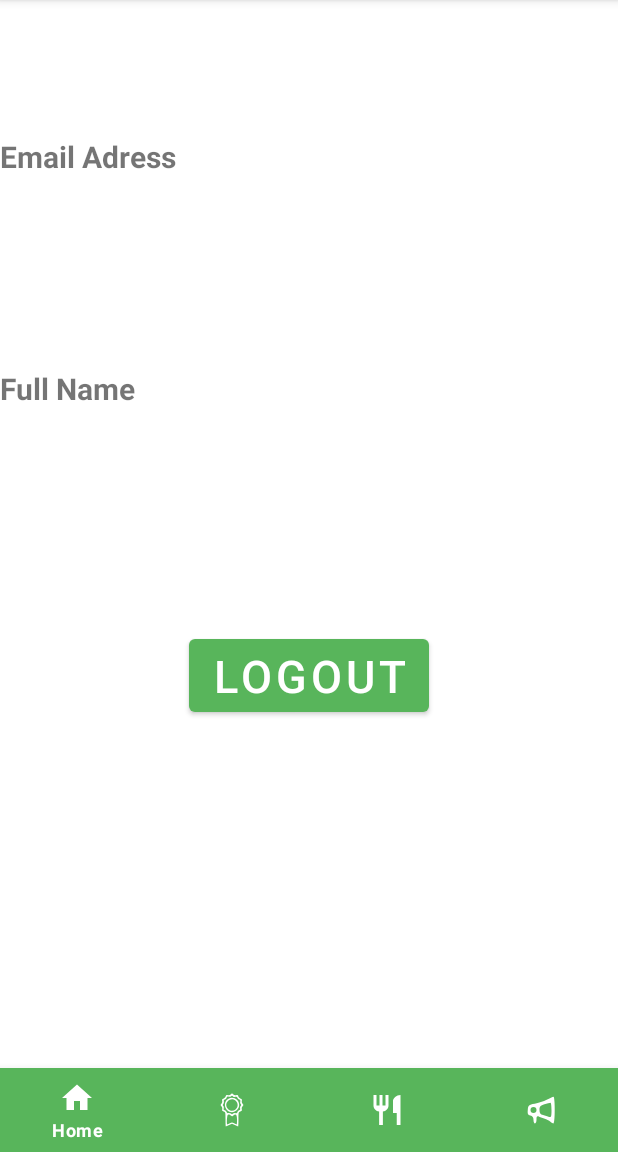
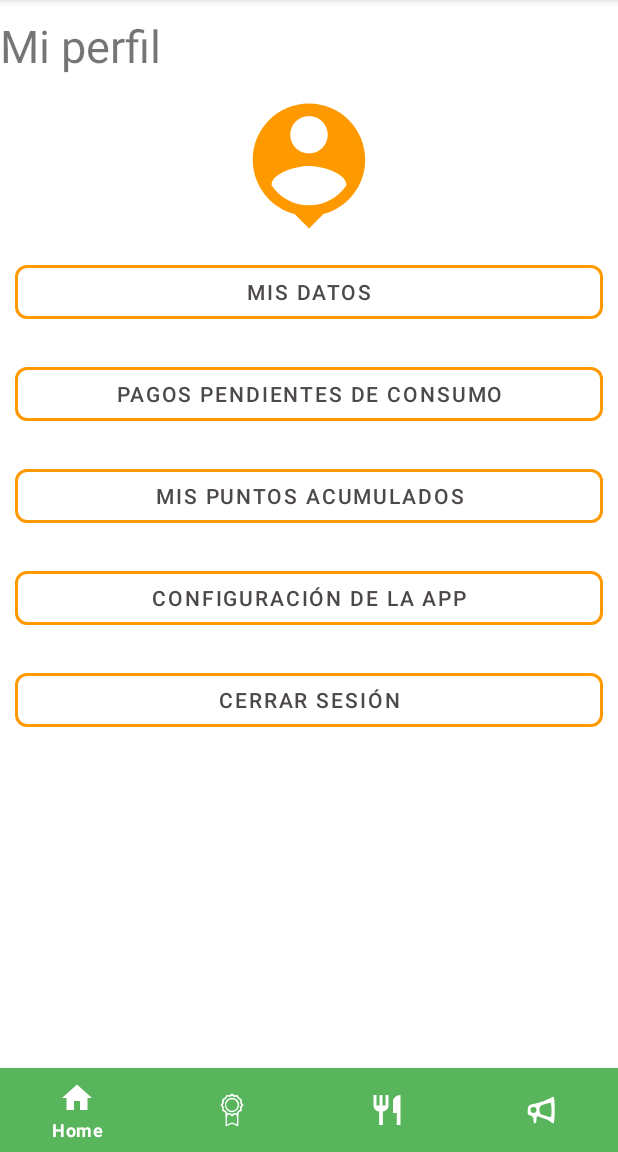
Before and after one commit to MarianaCarlo/RestaurantAppPG, an Android app: the ProfileActivity screen opened directly, with no data from a screen before it, on a phone screen of 412 x 824 dp, the part 84-1236 px from its top. Run offline under Robolectric (Android 15) with nearby library versions, the phone set to English and light mode, and no system bars; our stand-ins replace Firebase (no records; nobody signed in at launch, a user with empty details on screens opened directly).

Commit message:
profile buttons and profile my data layout

```diff
--- a/app/src/main/AndroidManifest.xml
+++ b/app/src/main/AndroidManifest.xml
@@ -2,7 +2,7 @@
 <manifest xmlns:android="http://schemas.android.com/apk/res/android"
     package="com.example.restaurantapp">
 
-    <uses-permission android:name="android.permission.INTERNET"/>
+    <uses-permission android:name="android.permission.INTERNET" />
 
     <application
         android:allowBackup="true"
@@ -11,6 +11,9 @@
         android:roundIcon="@mipmap/ic_launcher_round"
         android:supportsRtl="true"
         android:theme="@style/Theme.RestaurantApp">
+        <activity
+            android:name=".ProfileDataActivity"
+            android:exported="false" />
         <activity
             android:name=".ProfileActivity"
             android:exported="false" />
--- a/app/src/main/java/com/example/restaurantapp/ProfileActivity.java
+++ b/app/src/main/java/com/example/restaurantapp/ProfileActivity.java
@@ -21,57 +21,22 @@ import com.google.firebase.database.ValueEventListener;
 
 public class ProfileActivity extends AppCompatActivity {
 
-    private FirebaseUser user;
-    private DatabaseReference reference;
-
-    private String userID;
-
-    private Button buttonLogout;
+    private Button buttonProfileData;
 
     @Override
     protected void onCreate(Bundle savedInstanceState) {
         super.onCreate(savedInstanceState);
         setContentView(R.layout.activity_profile);
 
-        buttonLogout = findViewById(R.id.sendLogout);
+        buttonProfileData = findViewById(R.id.btnProfileData);
 
-        buttonLogout.setOnClickListener(new View.OnClickListener() {
+        buttonProfileData.setOnClickListener(new View.OnClickListener() {
             @Override
             public void onClick(View v) {
-                FirebaseAuth.getInstance().signOut();
-                Intent intent = new Intent(ProfileActivity.this, MainActivity.class);
+                Intent intent = new Intent(ProfileActivity.this, ProfileDataActivity.class);
                 startActivity(intent);
             }
         });
 
-        user = FirebaseAuth.getInstance().getCurrentUser();
-        reference = FirebaseDatabase.getInstance().getReference("Users");
-        userID = user.getUid();
-
-        final TextView welcome = findViewById(R.id.tittleHome);
-        final TextView emailTextView = findViewById(R.id.emailAddress);
-        final TextView nameTextView = findViewById(R.id.name);
-
-        reference.child(userID).addListenerForSingleValueEvent(new ValueEventListener() {
-            @Override
-            public void onDataChange(@NonNull DataSnapshot snapshot) {
-                User userProfile = snapshot.getValue(User.class);
-
-                if (userProfile != null) {
-                    String email = userProfile.email;
-                    String fullName = userProfile.name;
-
-                    welcome.setText("Welcome, " + fullName + "!");
-                    emailTextView.setText(email);
-                    nameTextView.setText(fullName);
-
-                }
-            }
-
-            @Override
-            public void onCancelled(@NonNull DatabaseError error) {
-                Toast.makeText(ProfileActivity.this, "Something wrong happened", Toast.LENGTH_SHORT).show();
-            }
-        });
     }
 }
--- /dev/null
+++ b/app/src/main/res/drawable/ic_my_profile_default.xml
@@ -0,0 +1,5 @@
+<vector android:height="24dp" android:tint="#FF9900"
+    android:viewportHeight="24" android:viewportWidth="24"
+    android:width="24dp" xmlns:android="http://schemas.android.com/apk/res/android">
+    <path android:fillColor="@android:color/white" android:pathData="M12,2c-4.97,0 -9,4.03 -9,9 0,4.17 2.84,7.67 6.69,8.69L12,22l2.31,-2.31C18.16,18.67 21,15.17 21,11c0,-4.97 -4.03,-9 -9,-9zM12,4c1.66,0 3,1.34 3,3s-1.34,3 -3,3 -3,-1.34 -3,-3 1.34,-3 3,-3zM12,18.3c-2.5,0 -4.71,-1.28 -6,-3.22 0.03,-1.99 4,-3.08 6,-3.08 1.99,0 5.97,1.09 6,3.08 -1.29,1.94 -3.5,3.22 -6,3.22z"/>
+</vector>
--- a/app/src/main/res/layout/activity_profile.xml
+++ b/app/src/main/res/layout/activity_profile.xml
@@ -9,55 +9,99 @@
     <TextView
         android:layout_width="wrap_content"
         android:layout_height="wrap_content"
-        android:textSize="30dp"
-        android:id="@+id/tittleHome"/>
+        android:layout_marginVertical="10dp"
+        android:text="@string/profile"
+        android:textSize="30sp"
+        android:id="@+id/titleProfile"/>
 
-    <TextView
-        android:layout_width="wrap_content"
+    <ImageView
+        android:layout_width="100dp"
+        android:layout_height="100dp"
+        android:src="@drawable/ic_my_profile_default"
+        android:layout_below="@+id/titleProfile"
+        android:layout_centerInParent="true"
+        android:id="@+id/profileImage"/>
+
+    <com.google.android.material.button.MaterialButton
+        style="@style/Widget.MaterialComponents.Button.OutlinedButton"
+        android:layout_width="match_parent"
         android:layout_height="wrap_content"
-        android:layout_marginTop="50dp"
-        android:text="Email Adress"
-        android:textSize="20dp"
-        android:textStyle="bold"
-        android:layout_below="@+id/tittleHome"
-        android:id="@+id/emailAddressTittle"/>
-
-    <TextView
-        android:layout_width="wrap_content"
-        android:layout_height="wrap_content"
-        android:layout_marginTop="50dp"
-        android:textSize="20dp"
-        android:layout_below="@+id/emailAddressTittle"
-        android:id="@+id/emailAddress"/>
+        android:layout_marginHorizontal="10dp"
+        android:layout_marginVertical="10dp"
+        android:gravity="center"
+        android:backgroundTint="@android:color/transparent"
+        android:textColor="@color/dark"
+        android:text="@string/profileData"
+        app:cornerRadius="8dp"
+        app:strokeColor="@color/light"
+        app:strokeWidth="2dp"
+        android:layout_below="@+id/profileImage"
+        android:id="@+id/btnProfileData"/>
 
 
-    <TextView
-        android:layout_width="wrap_content"
+    <com.google.android.material.button.MaterialButton
+        style="@style/Widget.MaterialComponents.Button.OutlinedButton"
+        android:layout_width="match_parent"
         android:layout_height="wrap_content"
-        android:layout_marginTop="50dp"
-        android:text="Full Name"
-        android:textSize="20dp"
-        android:textStyle="bold"
-        android:layout_below="@+id/emailAddress"
-        android:id="@+id/nameTittle"/>
+        android:layout_marginHorizontal="10dp"
+        android:layout_marginVertical="10dp"
+        android:gravity="center"
+        android:backgroundTint="@android:color/transparent"
+        android:textColor="@color/dark"
+        android:text="@string/profilePendingConsumes"
+        app:cornerRadius="8dp"
+        app:strokeColor="@color/light"
+        app:strokeWidth="2dp"
+        android:layout_below="@+id/btnProfileData"
+        android:id="@+id/btnProfileConsumePending"/>
 
-    <TextView
-        android:layout_width="wrap_content"
+    <com.google.android.material.button.MaterialButton
+        style="@style/Widget.MaterialComponents.Button.OutlinedButton"
+        android:layout_width="match_parent"
         android:layout_height="wrap_content"
-        android:layout_marginTop="50dp"
-        android:textSize="20dp"
-        android:layout_below="@+id/nameTittle"
-        android:id="@+id/name"/>
+        android:layout_marginHorizontal="10dp"
+        android:layout_marginVertical="10dp"
+        android:gravity="center"
+        android:backgroundTint="@android:color/transparent"
+        android:textColor="@color/dark"
+        android:text="@string/profileMyPoints"
+        app:cornerRadius="8dp"
+        app:strokeColor="@color/light"
+        app:strokeWidth="2dp"
+        android:layout_below="@+id/btnProfileConsumePending"
+        android:id="@+id/btnProfileMyPoints"/>
 
-    <Button
-        android:layout_width="wrap_content"
+    <com.google.android.material.button.MaterialButton
+        style="@style/Widget.MaterialComponents.Button.OutlinedButton"
+        android:layout_width="match_parent"
         android:layout_height="wrap_content"
-        android:text="LOGOUT"
-        android:layout_below="@+id/name"
-        android:textSize="30dp"
-        android:layout_marginTop="70dp"
-        android:layout_centerInParent="true"
-        android:id="@+id/sendLogout"/>
+        android:layout_marginHorizontal="10dp"
+        android:layout_marginVertical="10dp"
+        android:gravity="center"
+        android:backgroundTint="@android:color/transparent"
+        android:textColor="@color/dark"
+        android:text="@string/profileSettingsApp"
+        app:cornerRadius="8dp"
+        app:strokeColor="@color/light"
+        app:strokeWidth="2dp"
+        android:layout_below="@+id/btnProfileMyPoints"
+        android:id="@+id/btnProfileSettingApp"/>
+
+    <com.google.android.material.button.MaterialButton
+        style="@style/Widget.MaterialComponents.Button.OutlinedButton"
+        android:layout_width="match_parent"
+        android:layout_height="wrap_content"
+        android:layout_marginHorizontal="10dp"
+        android:layout_marginVertical="10dp"
+        android:gravity="center"
+        android:backgroundTint="@android:color/transparent"
+        android:textColor="@color/dark"
+        android:text="@string/profileSignOut"
+        app:cornerRadius="8dp"
+        app:strokeColor="@color/light"
+        app:strokeWidth="2dp"
+        android:layout_below="@+id/btnProfileSettingApp"
+        android:id="@+id/btnProfileSignOut"/>
 
 
     <com.google.android.material.bottomnavigation.BottomNavigationView
@@ -71,4 +115,7 @@
         app:itemTextColor="@color/white"/>
 
 
+
+
+
 </RelativeLayout>
--- a/app/src/main/res/values/strings.xml
+++ b/app/src/main/res/values/strings.xml
@@ -21,6 +21,12 @@
     <string name="historyConsumes">Consumos</string>
     <string name="recommendations">Recomendaciones</string>
 
+    <!--Profile Data Activity-->
+    <string name="profileData">Mis Datos</string>
+    <string name="profilePendingConsumes">Pagos Pendientes de consumo</string>
+    <string name="profileMyPoints">Mis Puntos Acumulados</string>
+    <string name="profileSettingsApp">Configuración de la app</string>
+    <string name="profileSignOut">Cerrar sesión</string>
 
     <string name="hello_blank_fragment">Hello blank fragment</string>
 
```
Also changed, not shown: app/src/main/java/com/example/restaurantapp/ProfileDataActivity.java (added, +78 -0 lines), app/src/main/res/drawable-v24/button_border.xml (added, +9 -0 lines), app/src/main/res/layout/activity_profile_data.xml (added, +73 -0 lines).
